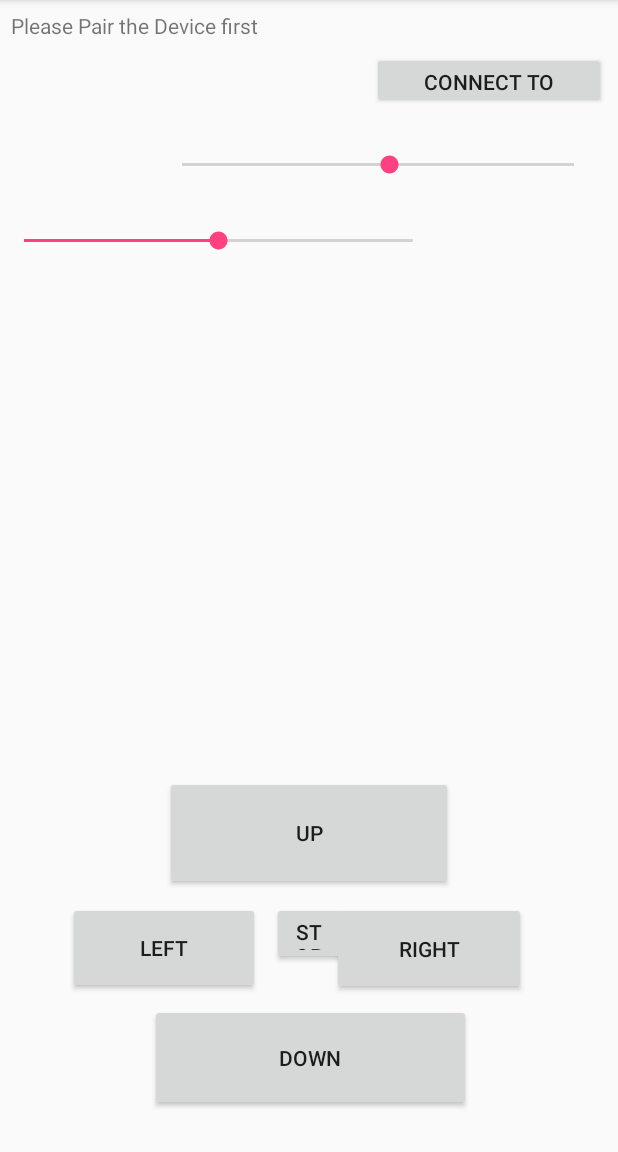
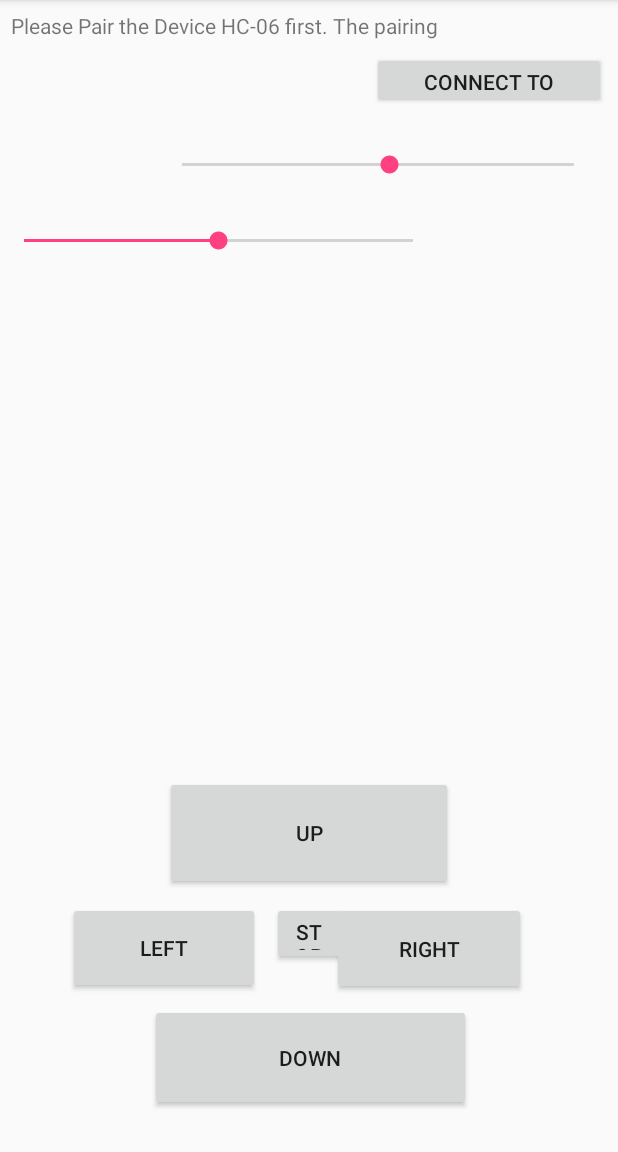
Before and after one commit to otapi/RobotCar, an Android app: the screen it shows after launch (MainActivity), on a phone screen of 412 x 824 dp, the part 84-1236 px from its top. Run offline under Robolectric (Android 15) with nearby library versions, the phone set to English and light mode, and no system bars.

Commit message:
Fixed the error when the robot's bluetooth device is not paired with the phone yet.

```diff
--- a/app/build.gradle
+++ b/app/build.gradle
@@ -2,7 +2,6 @@ apply plugin: 'com.android.application'
 
 android {
     compileSdkVersion 25
-    buildToolsVersion "26.0.1"
     defaultConfig {
         applicationId "com.otapigems.robotcar"
         minSdkVersion 15
--- a/app/src/main/java/com/otapigems/robotcar/MainActivity.java
+++ b/app/src/main/java/com/otapigems/robotcar/MainActivity.java
@@ -192,7 +192,7 @@ public class MainActivity extends AppCompatActivity {
         Set<BluetoothDevice> bondedDevices = bluetoothAdapter.getBondedDevices();
 
         if (bondedDevices.isEmpty()) {
-            printConn("Please Pair the Device first");
+            printConn("Please Pair the Device HC-06 first. The pairing code is 1234.");
             return;
         } else {
             if (bondedDevices.size() == 1) {
@@ -217,7 +217,10 @@ public class MainActivity extends AppCompatActivity {
 
             }
         }
-
+        if (robotBT == null) {
+            printConn("Please Pair the Device HC-06 first. The pairing code is 1234.");
+            return;
+        }
         printConn("Found: " + robotBT.getAddress() + ", " + robotBT.getName());
 
         try {
```
